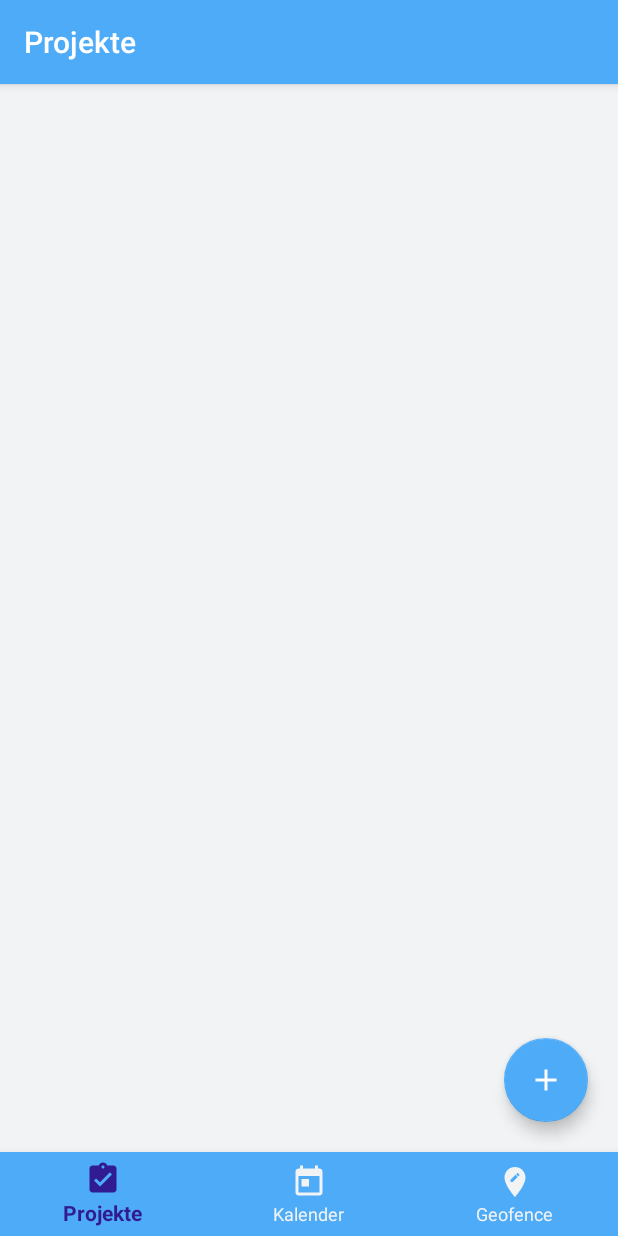
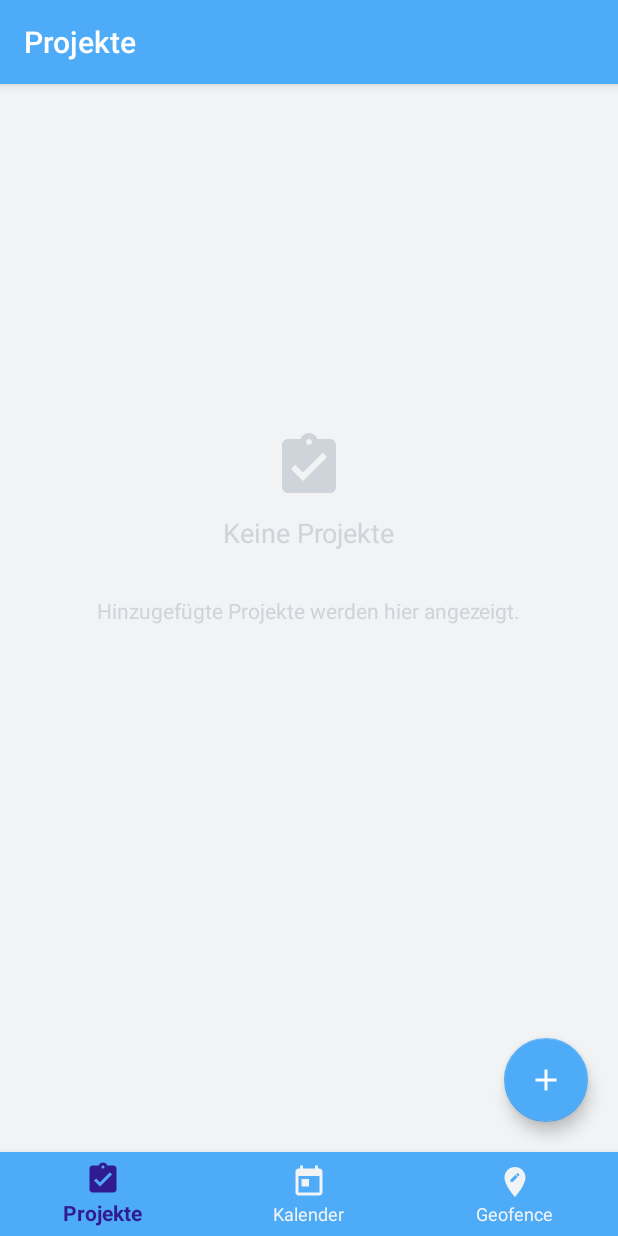
Before and after one commit to StephGit/EazyTime, an Android app: the screen it shows after launch (EazyTimeActivity), on a phone screen of 412 x 824 dp. Run offline under Robolectric (Android 15) with nearby library versions, the phone set to English and light mode, and no system bars; our stand-ins replace Dagger/Hilt's generated code, Room's generated code.

Commit message:
Disabled landscape-Mode Added no Project-Information

```diff
--- a/app/src/main/AndroidManifest.xml
+++ b/app/src/main/AndroidManifest.xml
@@ -17,14 +17,20 @@
             android:theme="@style/AppTheme"
             tools:ignore="GoogleAppIndexingWarning">
 
-        <activity android:name=".eazytime.EazyTimeActivity">
+        <activity android:name=".eazytime.EazyTimeActivity"
+                  android:configChanges="orientation"
+                  android:screenOrientation="portrait">
             <intent-filter>
                 <action android:name="android.intent.action.MAIN"/>
                 <category android:name="android.intent.category.LAUNCHER"/>
             </intent-filter>
         </activity>
-        <activity android:name=".eazytime.geofence.detail.GeoFenceDetailActivity"/>
-        <activity android:name=".eazytime.projects.addProject.AddProjectActivity"/>
+        <activity android:name=".eazytime.geofence.detail.GeoFenceDetailActivity"
+                  android:configChanges="orientation"
+                  android:screenOrientation="portrait"/>
+        <activity android:name=".eazytime.projects.addProject.AddProjectActivity"
+                  android:configChanges="orientation"
+                  android:screenOrientation="portrait"/>
 
         <meta-data
                 android:name="com.google.android.geo.API_KEY"
--- a/app/src/main/java/ch/bfh/mad/eazytime/projects/ProjectFragment.kt
+++ b/app/src/main/java/ch/bfh/mad/eazytime/projects/ProjectFragment.kt
@@ -9,6 +9,7 @@ import android.util.Log
 import android.view.LayoutInflater
 import android.view.View
 import android.view.ViewGroup
+import androidx.constraintlayout.widget.ConstraintLayout
 import androidx.core.content.res.ResourcesCompat
 import androidx.lifecycle.Observer
 import androidx.lifecycle.ViewModelProviders
@@ -38,6 +39,7 @@ class ProjectFragment : androidx.fragment.app.Fragment() {
     @Inject
     lateinit var projectsRecycleListAdapter: ProjectsRecycleListAdapter
 
+    private lateinit var noProjectInfo: ConstraintLayout
     private lateinit var projectListViewModel: ProjectListViewModel
     private lateinit var projectListView: RecyclerView
     private lateinit var createNewProjectButton: FloatingActionButton
@@ -52,6 +54,8 @@ class ProjectFragment : androidx.fragment.app.Fragment() {
         navigator = requireContext() as? EazyTimeNavigator ?: throw IllegalStateException("Context of ProjectFragment is not an Instance of EazyTimeNavigator")
         activity!!.title = getString(R.string.project_fragment_title)
         projectListView = view.findViewById(R.id.lv_projects)
+        noProjectInfo = view.findViewById(R.id.projects_no_projects_exists)
+
         createNewProjectButton = view.findViewById(R.id.fab_projects)
         createNewProjectButton.setOnClickListener{ openAddNewProjectActivity() }
 
@@ -70,6 +74,9 @@ class ProjectFragment : androidx.fragment.app.Fragment() {
 
         projectListViewModel.projects.observe(this, Observer { projects ->
             projectsRecycleListAdapter.submitList(projects)
+            if (!projects.isEmpty()){
+                noProjectInfo.visibility = View.GONE
+            }
         })
 
         initSwipe()
@@ -119,6 +126,9 @@ class ProjectFragment : androidx.fragment.app.Fragment() {
 
             override fun onSwiped(viewHolder: RecyclerView.ViewHolder, position: Int) {
                 projectsRecycleListAdapter.removeItem(viewHolder)
+                if (projectsRecycleListAdapter.itemCount == 0) {
+                    noProjectInfo.visibility = View.VISIBLE
+                }
             }
 
             override fun onChildDraw(
--- a/app/src/main/java/ch/bfh/mad/eazytime/projects/addProject/AddProjectActivity.kt
+++ b/app/src/main/java/ch/bfh/mad/eazytime/projects/addProject/AddProjectActivity.kt
@@ -5,6 +5,7 @@ import android.content.Context
 import android.content.Intent
 import android.os.Bundle
 import android.util.Log
+import android.view.View
 import androidx.appcompat.app.AppCompatActivity
 import androidx.databinding.DataBindingUtil
 import androidx.lifecycle.Observer
@@ -107,6 +108,7 @@ class AddProjectActivity : AppCompatActivity() {
         val colors = resources.getIntArray(R.array.eazyTime_project_colors)
         addProjectViewModel.selectProjectColor(colors[Random.nextInt(colors.size)])
         dataBinding.buAddProjectSave.isEnabled = false
+        dataBinding.buAddProjectDelete.visibility = View.GONE
 
     }
 
--- a/app/src/main/res/drawable/ic_projects.xml
+++ b/app/src/main/res/drawable/ic_projects.xml
@@ -1,5 +1,5 @@
 <vector android:autoMirrored="true" android:height="24dp"
     android:viewportHeight="24" android:viewportWidth="24"
     android:width="24dp" xmlns:android="http://schemas.android.com/apk/res/android">
-    <path android:fillColor="#FF000000" android:pathData="M19,3h-4.18C14.4,1.84 13.3,1 12,1c-1.3,0 -2.4,0.84 -2.82,2L5,3c-1.1,0 -2,0.9 -2,2v14c0,1.1 0.9,2 2,2h14c1.1,0 2,-0.9 2,-2L21,5c0,-1.1 -0.9,-2 -2,-2zM12,3c0.55,0 1,0.45 1,1s-0.45,1 -1,1 -1,-0.45 -1,-1 0.45,-1 1,-1zM10,17l-4,-4 1.41,-1.41L10,14.17l6.59,-6.59L18,9l-8,8z"/>
+    <path android:fillColor="@color/eazyTime_colorBackgroundText" android:pathData="M19,3h-4.18C14.4,1.84 13.3,1 12,1c-1.3,0 -2.4,0.84 -2.82,2L5,3c-1.1,0 -2,0.9 -2,2v14c0,1.1 0.9,2 2,2h14c1.1,0 2,-0.9 2,-2L21,5c0,-1.1 -0.9,-2 -2,-2zM12,3c0.55,0 1,0.45 1,1s-0.45,1 -1,1 -1,-0.45 -1,-1 0.45,-1 1,-1zM10,17l-4,-4 1.41,-1.41L10,14.17l6.59,-6.59L18,9l-8,8z"/>
 </vector>
--- a/app/src/main/res/layout/fragment_project.xml
+++ b/app/src/main/res/layout/fragment_project.xml
@@ -18,6 +18,58 @@
             android:layout_height="0dp">
     </androidx.recyclerview.widget.RecyclerView>
 
+    <androidx.constraintlayout.widget.ConstraintLayout
+            android:visibility="visible"
+            android:id="@+id/projects_no_projects_exists"
+            android:layout_width="match_parent"
+            android:layout_height="match_parent"
+            app:layout_constraintTop_toTopOf="parent"
+            app:layout_constraintEnd_toEndOf="parent"
+            app:layout_constraintStart_toStartOf="parent"
+            app:layout_constraintBottom_toBottomOf="parent"
+            app:layout_constraintVertical_chainStyle="packed"
+            app:layout_constraintVertical_bias="0.3">
+        <ImageView
+                android:id="@+id/iv_noProjects"
+                android:src="@drawable/ic_projects"
+                android:layout_width="@dimen/eazyTime_empty_fragment_icon_width"
+                android:layout_height="@dimen/eazyTime_empty_fragment_icon_height"
+                android:layout_marginTop="@dimen/eazyTime_empty_fragment_icon_marginTop"
+                android:layout_marginBottom="@dimen/eazyTime_empty_fragment_icon_marginBottom"
+                app:backgroundTint="@color/eazyTime_colorBackgroundText"
+                app:layout_constraintTop_toTopOf="parent"
+                app:layout_constraintEnd_toEndOf="parent"
+                app:layout_constraintStart_toStartOf="parent"
+                app:layout_constraintBottom_toTopOf="@id/tv_noProjects"
+                app:layout_constraintVertical_chainStyle="packed"
+                app:layout_constraintVertical_bias="0.3"
+                android:contentDescription="@string/project_emtpy_fragment_icon_text"/>
+        <TextView
+                android:id="@+id/tv_noProjects"
+                android:text="@string/project_empty_fragment_title"
+                android:layout_width="wrap_content"
+                android:layout_height="wrap_content"
+                android:textSize="@dimen/eazyTime_empty_fragment_title_textSize"
+                android:layout_marginBottom="@dimen/eazyTime_empty_fragment_title_marginBottom"
+                app:layout_constraintTop_toBottomOf="@+id/iv_noProjects"
+                app:layout_constraintEnd_toEndOf="parent"
+                app:layout_constraintStart_toStartOf="parent"
+                app:layout_constraintBottom_toTopOf="@id/tv_noProjectsHint"
+                app:layout_constraintVertical_bias="0.3"
+                android:textColor="@color/eazyTime_colorBackgroundText"/>
+        <TextView
+                android:id="@+id/tv_noProjectsHint"
+                android:text="@string/projects_emtpy_fragment_info"
+                android:layout_width="wrap_content"
+                android:layout_height="wrap_content"
+                app:layout_constraintBottom_toBottomOf="parent"
+                app:layout_constraintStart_toStartOf="parent"
+                app:layout_constraintEnd_toEndOf="parent"
+                app:layout_constraintTop_toBottomOf="@+id/tv_noProjects"
+                app:layout_constraintVertical_bias="0.3"
+                android:textColor="@color/eazyTime_colorBackgroundText"/>
+    </androidx.constraintlayout.widget.ConstraintLayout>
+
     <com.google.android.material.floatingactionbutton.FloatingActionButton
             android:id="@+id/fab_projects"
             android:layout_width="wrap_content"
--- a/app/src/main/res/layout/remote_view_layout.xml
+++ b/app/src/main/res/layout/remote_view_layout.xml
@@ -2,6 +2,7 @@
         xmlns:android="http://schemas.android.com/apk/res/android"
         android:layout_width="match_parent"
         android:layout_height="@dimen/remoteViewHeight"
+        android:minHeight="@dimen/remoteViewHeight"
         android:padding="@dimen/widget_margin">
 
     <LinearLayout
--- a/app/src/main/res/values/strings.xml
+++ b/app/src/main/res/values/strings.xml
@@ -27,6 +27,10 @@
     <string name="geofence_empty_fragment_title">Keine Geofences</string>
     <string name="geofence_emtpy_fragment_info">Hinzugefügte Geofences werden hier angezeigt.</string>
     <string name="geofence_emtpy_fragment_icon_text">geofence icon</string>
+
+    <string name="project_emtpy_fragment_icon_text">Projekt icon</string>
+    <string name="project_empty_fragment_title">Keine Projekte</string>
+    <string name="projects_emtpy_fragment_info">Hinzugefügte Projekte werden hier angezeigt.</string>
 
     <string name="geofence_marker_fragment_info">Markiere das Zentrum des Geofence indem du die gewünschte Position auf
         der Karte antippst!
```
